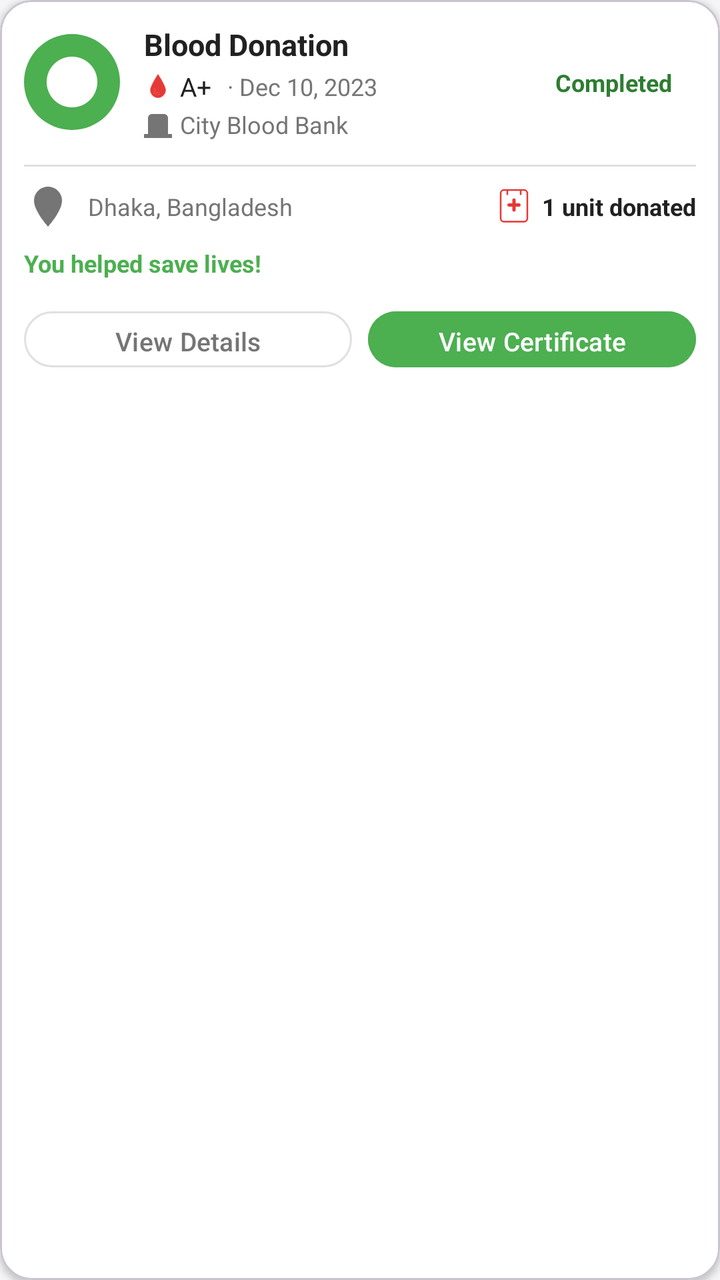
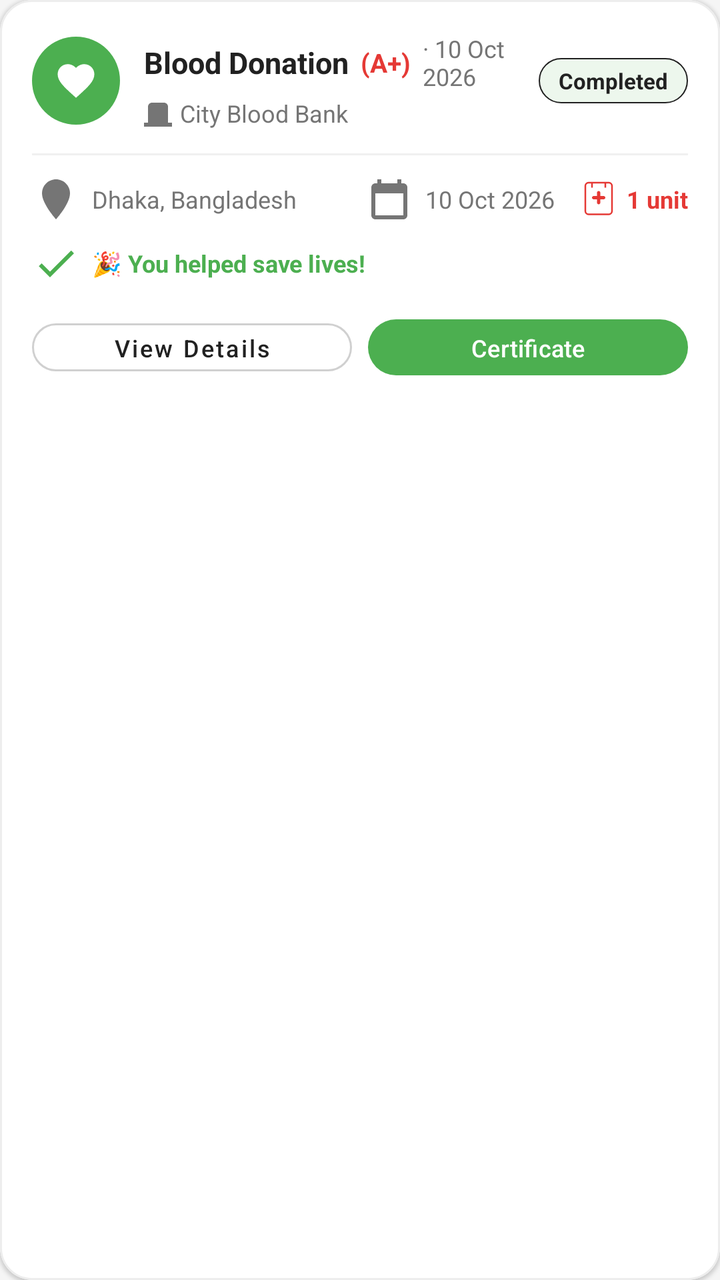

An Android layout rendered at two revisions. The XML below is the earlier revision; the diff shows what the commit changed to produce the second picture.
<!-- AndroidManifest.xml: application theme Theme.DonateBlood -->
<!-- res/layout/item_history_donation.xml -->
<?xml version="1.0" encoding="utf-8"?>
<com.google.android.material.card.MaterialCardView
    xmlns:android="http://schemas.android.com/apk/res/android"
    xmlns:app="http://schemas.android.com/apk/res-auto"
    android:layout_width="match_parent"
    android:layout_height="wrap_content"
    android:layout_margin="8dp"
    app:cardCornerRadius="16dp"
    app:cardElevation="2dp"
    app:cardBackgroundColor="@color/surface_white">

    <LinearLayout
        android:layout_width="match_parent"
        android:layout_height="wrap_content"
        android:orientation="vertical"
        android:padding="12dp"
        android:baselineAligned="false">

        
        <LinearLayout
            android:layout_width="match_parent"
            android:layout_height="wrap_content"
            android:orientation="horizontal"
            android:gravity="center_vertical">

            
            <ImageView
                android:layout_width="48dp"
                android:layout_height="48dp"
                android:src="@drawable/ic_blood_request_icon"
                android:background="@drawable/bg_circle_donation"
                android:padding="10dp"
                app:tint="@android:color/white"
                android:contentDescription="@string/donation_icon" />

            
            <LinearLayout
                android:layout_width="0dp"
                android:layout_height="wrap_content"
                android:layout_weight="1"
                android:orientation="vertical"
                android:paddingStart="12dp"
                android:paddingEnd="12dp">

                
                <TextView
                    android:id="@+id/tvTitle"
                    android:layout_width="wrap_content"
                    android:layout_height="wrap_content"
                    android:text="@string/title_donation_history"
                    android:textSize="15sp"
                    android:textStyle="bold"
                    android:textColor="@color/text_primary" />

                
                <LinearLayout
                    android:layout_width="wrap_content"
                    android:layout_height="wrap_content"
                    android:orientation="horizontal"
                    android:gravity="center_vertical"
                    android:layout_marginTop="2dp">

                    <ImageView
                        android:layout_width="14dp"
                        android:layout_height="14dp"
                        android:src="@drawable/ic_blood_drop_small"
                        android:contentDescription="@string/blood_type_icon"
                        app:tint="@color/primary_red"
                        android:layout_marginEnd="4dp" />

                    <TextView
                        android:id="@+id/tvBloodType"
                        android:layout_width="wrap_content"
                        android:layout_height="wrap_content"
                        android:text="A+"
                        android:textSize="13sp"
                        android:textColor="@color/text_primary" />

                    <TextView
                        android:id="@+id/tvDateSmall"
                        android:layout_width="wrap_content"
                        android:layout_height="wrap_content"
                        android:layout_marginStart="8dp"
                        android:text="· Dec 10, 2023"
                        android:textSize="12sp"
                        android:textColor="@color/text_secondary" />
                </LinearLayout>

                
                <TextView
                    android:id="@+id/tvHospital"
                    android:layout_width="wrap_content"
                    android:layout_height="wrap_content"
                    android:layout_marginTop="2dp"
                    app:drawableStartCompat="@drawable/ic_hospital_small"
                    android:drawablePadding="4dp"
                    app:drawableTint="@color/text_secondary"
                    android:gravity="center_vertical"
                    android:text="City Blood Bank"
                    android:textSize="12sp"
                    android:textColor="@color/text_secondary" />
            </LinearLayout>

            
            <TextView
                android:id="@+id/tvStatus"
                android:layout_width="wrap_content"
                android:layout_height="wrap_content"
                android:paddingHorizontal="12dp"
                android:paddingVertical="6dp"
                android:text="@string/status_completed"
                android:textSize="12sp"
                android:textStyle="bold"
                android:textColor="@color/success_text"
                app:cornerRadius="12dp"
                app:backgroundTint="@color/status_completed_background" />
        </LinearLayout>

        
        <View
            android:layout_width="match_parent"
            android:layout_height="1dp"
            android:layout_marginTop="12dp"
            android:layout_marginBottom="8dp"
            android:background="@color/border_color" />

        
        <LinearLayout
            android:layout_width="match_parent"
            android:layout_height="wrap_content"
            android:orientation="horizontal"
            android:gravity="center_vertical">

            
            <TextView
                android:id="@+id/tvLocation"
                android:layout_width="0dp"
                android:layout_height="wrap_content"
                android:layout_weight="1"
                app:drawableStartCompat="@drawable/ic_location"
                android:drawablePadding="8dp"
                app:drawableTint="@color/text_secondary"
                android:gravity="center_vertical"
                android:text="Dhaka, Bangladesh"
                android:textSize="12sp"
                android:textColor="@color/text_secondary" />

            
            <TextView
                android:id="@+id/tvUnits"
                android:layout_width="wrap_content"
                android:layout_height="wrap_content"
                app:drawableStartCompat="@drawable/ic_blood_bag"
                android:drawablePadding="4dp"
                app:drawableTint="@color/primary_red"
                android:gravity="center_vertical"
                android:text="1 unit donated"
                android:textSize="12sp"
                android:textStyle="bold"
                android:textColor="@color/text_primary" />
        </LinearLayout>

        
        <TextView
            android:id="@+id/tvImpact"
            android:layout_width="wrap_content"
            android:layout_height="wrap_content"
            android:layout_marginTop="8dp"
            android:drawablePadding="6dp"
            app:drawableTint="@color/success_color"
            android:gravity="center_vertical"
            android:text="You helped save lives!"
            android:textSize="12sp"
            android:textStyle="bold"
            android:textColor="@color/success_color" />

        
        <LinearLayout
            android:layout_width="match_parent"
            android:layout_height="wrap_content"
            android:layout_marginTop="12dp"
            android:orientation="horizontal"
            android:baselineAligned="false">

            <com.google.android.material.button.MaterialButton
                android:id="@+id/btnViewDetails"
                android:layout_width="0dp"
                android:layout_height="36dp"
                android:layout_weight="1"
                android:text="@string/button_view_details"
                android:textSize="13sp"
                android:textColor="@color/text_secondary"
                app:cornerRadius="18dp"
                app:strokeColor="@color/border_color"
                app:strokeWidth="1dp"
                android:backgroundTint="@android:color/transparent"
                android:textAllCaps="false" />

            <com.google.android.material.button.MaterialButton
                android:id="@+id/btnViewCertificate"
                android:layout_width="0dp"
                android:layout_height="36dp"
                android:layout_weight="1"
                android:layout_marginStart="8dp"
                android:text="@string/button_view_certificate"
                android:textSize="13sp"
                android:textColor="@android:color/white"
                android:backgroundTint="@color/success_color"
                app:cornerRadius="18dp"
                android:textAllCaps="false" />
        </LinearLayout>

    </LinearLayout>
</com.google.android.material.card.MaterialCardView>
<!-- resources referenced by this layout -->
<resources>
  <color name="border_color">#E0E0E0</color>
  <color name="primary_red">#E53935</color>
  <color name="status_completed_background">#E8F5E9</color>
  <color name="success_color">#4CAF50</color>
  <color name="success_text">#2E7D32</color>
  <color name="surface_white">#FFFFFF</color>
  <color name="text_primary">#212121</color>
  <color name="text_secondary">#757575</color>
  <!-- drawable ic_blood_drop_small (drawable) -->
  <vector xmlns:android="http://schemas.android.com/apk/res/android" xmlns:aapt="http://schemas.android.com/aapt" android:viewportWidth="200" android:viewportHeight="200" android:width="200dp" android:height="200dp">
      <path android:pathData="M72.5 121Q80.1 119.9 82 124.5L84 134.5L90.5 143L97.5 146L102.5 146L107 149.5L108 157.5L103.5 162L99.5 163L86.5 160L74 150.5L67 136.5L67 126.5L70.5 122L72.5 121Z" android:fillColor="#FCBFAC" android:fillAlpha="0.9882353" android:strokeColor="#FCBFAC" android:strokeAlpha="0.9882353" android:strokeWidth="1"/>
      <path android:pathData="M99 16Q101.7 14.9 101 17.5Q124.4 51.6 143 90.5L153 116.5L155 131.5L154 131.5L153 120.5L144 95.5Q125 54.5 100.5 19L98 20.5Q74.6 55.6 56 95.5L49 113.5L45.5 132L45 126.5L47 116.5L57 90.5L73 59.5L99 16Z" android:fillColor="#DC2B00" android:fillAlpha="0.9764706" android:strokeColor="#DC2B00" android:strokeAlpha="0.9764706" android:strokeWidth="1"/>
      <path android:pathData="M46.5 133Q49.7 159.8 67.5 172L84.5 181L94.5 183L105.5 183Q130.9 178.9 143 161.5Q152 151 153.5 133L154 139.5Q149.3 160.8 134.5 172Q126.7 178.7 115.5 182L105.5 184L94.5 184L84.5 182L72.5 177L57 163.5L50 152.5L47 144.5L46.5 133Z" android:fillColor="#DC2B00" android:fillAlpha="0.9764706" android:strokeColor="#DC2B00" android:strokeAlpha="0.9764706" android:strokeWidth="1"/>
      <path android:pathData="M99.5 19L102 20.5Q125.4 55.6 144 95.5L153 120.5L154 132.5L152 143.5L147 155.5L132.5 172L115.5 181L105.5 183L94.5 183Q69.1 178.9 57 161.5Q46.3 149.2 46 126.5L49 113.5L56 95.5Q75 54.5 99.5 19ZM73 121L71 122L67 127L67 137L74 151L87 160L100 163L104 162L108 158L107 150L103 146L98 146L91 143L84 135L82 125Q80 120 73 121Z" android:fillColor="#DD2C00" android:strokeColor="#DD2C00" android:strokeWidth="1"/>
  </vector>
  <!-- drawable ic_blood_request_icon (drawable) -->
  <?xml version="1.0" encoding="utf-8"?>
      <vector xmlns:android="http://schemas.android.com/apk/res/android" xmlns:aapt="http://schemas.android.com/aapt" android:viewportWidth="128" android:viewportHeight="128" android:width="100dp" android:height="100dp">
          <group android:rotation="-45.001" android:pivotX="64" android:pivotY="64.001">
              <path android:pathData="M64 9A55 55 0 1 0 64 119A55 55 0 1 0 64 9Z" android:fillColor="#FFFFFF"/>
          </group>
          <group android:rotation="-45.001" android:pivotX="64" android:pivotY="64.001">
              <path android:pathData="M64 29A35 35 0 1 0 64 99A35 35 0 1 0 64 29Z" android:fillColor="#FF5576"/>
          </group>
          <path android:pathData="M64 122c-14.9 0 -29.7 -5.7 -41 -17C0.4 82.4 0.4 45.6 23 23c22.6 -22.6 59.4 -22.6 82 0c0 0 0 0 0 0c22.6 22.6 22.6 59.4 0 82C93.7 116.3 78.9 122 64 122zM64 12c-13.3 0 -26.6 5.1 -36.8 15.2C7 47.5 7 80.5 27.2 100.8c20.3 20.3 53.3 20.3 73.5 0c20.3 -20.3 20.3 -53.3 0 -73.5C90.6 17.1 77.3 12 64 12z" android:fillColor="#444B54"/>
          <path android:pathData="M83 61H67V45c0 -1.7 -1.3 -3 -3 -3s-3 1.3 -3 3v16H45c-1.7 0 -3 1.3 -3 3s1.3 3 3 3h16v16c0 1.7 1.3 3 3 3s3 -1.3 3 -3V67h16c1.7 0 3 -1.3 3 -3S84.7 61 83 61z" android:fillColor="#FFFFFF"/>
      </vector>
  <string name="blood_type_icon">Blood type icon</string>
  <string name="button_view_certificate">View Certificate</string>
  <string name="button_view_details">View Details</string>
  <string name="status_completed">Completed</string>
  <string name="title_donation_history">Blood Donation</string>
  <color name="donation_green">#4CAF50</color>
  <color name="white">#FFFFFF</color>
  <color name="background_light">#F5F5F5</color>
  <color name="text_hint">#9E9E9E</color>
  <!-- unchanged entries left out for length: 10 -->
</resources>

<!-- the commit's change to res/layout/item_history_donation.xml (unified diff, before → after) -->
@@ -2,19 +2,22 @@
 <com.google.android.material.card.MaterialCardView
     xmlns:android="http://schemas.android.com/apk/res/android"
     xmlns:app="http://schemas.android.com/apk/res-auto"
+    xmlns:tools="http://schemas.android.com/tools"
     android:layout_width="match_parent"
     android:layout_height="wrap_content"
-    android:layout_margin="8dp"
+    android:layout_marginHorizontal="16dp"
+    android:layout_marginVertical="6dp"
     app:cardCornerRadius="16dp"
-    app:cardElevation="2dp"
+    app:cardElevation="1dp"
+    app:strokeWidth="1dp"
+    app:strokeColor="#EDEDED"
     app:cardBackgroundColor="@color/surface_white">
 
     <LinearLayout
         android:layout_width="match_parent"
         android:layout_height="wrap_content"
         android:orientation="vertical"
-        android:padding="12dp"
-        android:baselineAligned="false">
+        android:padding="16dp">
 
         
         <LinearLayout
@@ -24,14 +27,19 @@
             android:gravity="center_vertical">
 
             
-            <ImageView
-                android:layout_width="48dp"
-                android:layout_height="48dp"
-                android:src="@drawable/ic_blood_request_icon"
-                android:background="@drawable/bg_circle_donation"
-                android:padding="10dp"
-                app:tint="@android:color/white"
-                android:contentDescription="@string/donation_icon" />
+            <FrameLayout
+                android:layout_width="44dp"
+                android:layout_height="44dp"
+                android:background="@drawable/bg_circle_donation">
+
+                <ImageView
+                    android:layout_width="22dp"
+                    android:layout_height="22dp"
+                    android:layout_gravity="center"
+                    android:src="@drawable/ic_blood_drop"
+                    app:tint="@color/white"
+                    android:contentDescription="@string/donation_icon" />
+            </FrameLayout>
 
             
             <LinearLayout
@@ -40,48 +48,40 @@
                 android:layout_weight="1"
                 android:orientation="vertical"
                 android:paddingStart="12dp"
-                android:paddingEnd="12dp">
-
-                
-                <TextView
-                    android:id="@+id/tvTitle"
-                    android:layout_width="wrap_content"
-                    android:layout_height="wrap_content"
-                    android:text="@string/title_donation_history"
-                    android:textSize="15sp"
-                    android:textStyle="bold"
-                    android:textColor="@color/text_primary" />
+                android:paddingEnd="8dp">
 
                 
                 <LinearLayout
                     android:layout_width="wrap_content"
                     android:layout_height="wrap_content"
                     android:orientation="horizontal"
-                    android:gravity="center_vertical"
-                    android:layout_marginTop="2dp">
-
-                    <ImageView
-                        android:layout_width="14dp"
-                        android:layout_height="14dp"
-                        android:src="@drawable/ic_blood_drop_small"
-                        android:contentDescription="@string/blood_type_icon"
-                        app:tint="@color/primary_red"
-                        android:layout_marginEnd="4dp" />
+                    android:gravity="center_vertical">
+
+                    <TextView
+                        android:id="@+id/tvTitle"
+                        android:layout_width="wrap_content"
+                        android:layout_height="wrap_content"
+                        android:text="Blood Donation"
+                        android:textSize="15sp"
+                        android:textStyle="bold"
+                        android:textColor="@color/text_primary" />
 
                     <TextView
                         android:id="@+id/tvBloodType"
                         android:layout_width="wrap_content"
                         android:layout_height="wrap_content"
-                        android:text="A+"
+                        android:layout_marginStart="6dp"
+                        android:text="(A+)"
                         android:textSize="13sp"
-                        android:textColor="@color/text_primary" />
+                        android:textStyle="bold"
+                        android:textColor="@color/primary_red" />
 
                     <TextView
                         android:id="@+id/tvDateSmall"
                         android:layout_width="wrap_content"
                         android:layout_height="wrap_content"
-                        android:layout_marginStart="8dp"
-                        android:text="· Dec 10, 2023"
+                        android:layout_marginStart="6dp"
+                        android:text="· 10 Oct 2026"
                         android:textSize="12sp"
                         android:textColor="@color/text_secondary" />
                 </LinearLayout>
@@ -95,7 +95,6 @@
                     app:drawableStartCompat="@drawable/ic_hospital_small"
                     android:drawablePadding="4dp"
                     app:drawableTint="@color/text_secondary"
-                    android:gravity="center_vertical"
                     android:text="City Blood Bank"
                     android:textSize="12sp"
                     android:textColor="@color/text_secondary" />
@@ -106,14 +105,13 @@
                 android:id="@+id/tvStatus"
                 android:layout_width="wrap_content"
                 android:layout_height="wrap_content"
-                android:paddingHorizontal="12dp"
-                android:paddingVertical="6dp"
-                android:text="@string/status_completed"
-                android:textSize="12sp"
+                android:paddingHorizontal="10dp"
+                android:paddingVertical="4dp"
+                android:text="Completed"
+                android:textSize="11sp"
                 android:textStyle="bold"
-                android:textColor="@color/success_text"
-                app:cornerRadius="12dp"
-                app:backgroundTint="@color/status_completed_background" />
+                android:textColor="@color/text_primary"
+                android:background="@drawable/bg_status_completed" />
         </LinearLayout>
 
         
@@ -121,8 +119,8 @@
             android:layout_width="match_parent"
             android:layout_height="1dp"
             android:layout_marginTop="12dp"
-            android:layout_marginBottom="8dp"
-            android:background="@color/border_color" />
+            android:layout_marginBottom="10dp"
+            android:background="#F0F0F0" />
 
         
         <LinearLayout
@@ -138,11 +136,27 @@
                 android:layout_height="wrap_content"
                 android:layout_weight="1"
                 app:drawableStartCompat="@drawable/ic_location"
-                android:drawablePadding="8dp"
+                android:drawablePadding="6dp"
                 app:drawableTint="@color/text_secondary"
+                android:text="Dhaka, Bangladesh"
+                android:textSize="12sp"
+                android:singleLine="true"
+                android:ellipsize="end"
                 android:gravity="center_vertical"
-                android:text="Dhaka, Bangladesh"
-                android:textSize="12sp"
+                android:textColor="@color/text_secondary" />
+
+            
+            <TextView
+                android:id="@+id/tvDate"
+                android:layout_width="wrap_content"
+                android:layout_height="wrap_content"
+                android:layout_marginStart="8dp"
+                app:drawableStartCompat="@drawable/ic_calendar"
+                android:drawablePadding="6dp"
+                app:drawableTint="@color/text_secondary"
+                android:text="10 Oct 2026"
+                android:textSize="12sp"
+                android:gravity="center_vertical"
                 android:textColor="@color/text_secondary" />
 
             
@@ -150,14 +164,15 @@
                 android:id="@+id/tvUnits"
                 android:layout_width="wrap_content"
                 android:layout_height="wrap_content"
+                android:layout_marginStart="12dp"
                 app:drawableStartCompat="@drawable/ic_blood_bag"
                 android:drawablePadding="4dp"
                 app:drawableTint="@color/primary_red"
+                android:text="1 unit"
+                android:textSize="12sp"
+                android:textStyle="bold"
                 android:gravity="center_vertical"
-                android:text="1 unit donated"
-                android:textSize="12sp"
-                android:textStyle="bold"
-                android:textColor="@color/text_primary" />
+                android:textColor="@color/primary_red" />
         </LinearLayout>
 
         
@@ -167,9 +182,10 @@
             android:layout_height="wrap_content"
             android:layout_marginTop="8dp"
             android:drawablePadding="6dp"
+            app:drawableStartCompat="@drawable/ic_check"
             app:drawableTint="@color/success_color"
             android:gravity="center_vertical"
-            android:text="You helped save lives!"
+            android:text="🎉 You helped save lives!"
             android:textSize="12sp"
             android:textStyle="bold"
             android:textColor="@color/success_color" />
@@ -184,16 +200,16 @@
 
             <com.google.android.material.button.MaterialButton
                 android:id="@+id/btnViewDetails"
+                style="@style/Widget.MaterialComponents.Button.OutlinedButton"
                 android:layout_width="0dp"
                 android:layout_height="36dp"
                 android:layout_weight="1"
-                android:text="@string/button_view_details"
-                android:textSize="13sp"
-                android:textColor="@color/text_secondary"
+                android:text="View Details"
+                android:textSize="12sp"
+                android:textColor="@color/text_primary"
                 app:cornerRadius="18dp"
-                app:strokeColor="@color/border_color"
+                app:strokeColor="#D0D0D0"
                 app:strokeWidth="1dp"
-                android:backgroundTint="@android:color/transparent"
                 android:textAllCaps="false" />
 
             <com.google.android.material.button.MaterialButton
@@ -202,10 +218,10 @@
                 android:layout_height="36dp"
                 android:layout_weight="1"
                 android:layout_marginStart="8dp"
-                android:text="@string/button_view_certificate"
-                android:textSize="13sp"
-                android:textColor="@android:color/white"
-                android:backgroundTint="@color/success_color"
+                android:text="Certificate"
+                android:textSize="12sp"
+                android:textColor="@color/white"
+                app:backgroundTint="@color/donation_green"
                 app:cornerRadius="18dp"
                 android:textAllCaps="false" />
         </LinearLayout>
<!-- resource entries referenced after the edit -->
@@ -1,39 +1,47 @@
 <!-- resources referenced by this layout -->
 <resources>
-  <color name="border_color">#E0E0E0</color>
   <color name="primary_red">#E53935</color>
-  <color name="status_completed_background">#E8F5E9</color>
   <color name="success_color">#4CAF50</color>
-  <color name="success_text">#2E7D32</color>
   <color name="surface_white">#FFFFFF</color>
   <color name="text_primary">#212121</color>
   <color name="text_secondary">#757575</color>
-  <!-- drawable ic_blood_drop_small (drawable) -->
-  <vector xmlns:android="http://schemas.android.com/apk/res/android" xmlns:aapt="http://schemas.android.com/aapt" android:viewportWidth="200" android:viewportHeight="200" android:width="200dp" android:height="200dp">
-      <path android:pathData="M72.5 121Q80.1 119.9 82 124.5L84 134.5L90.5 143L97.5 146L102.5 146L107 149.5L108 157.5L103.5 162L99.5 163L86.5 160L74 150.5L67 136.5L67 126.5L70.5 122L72.5 121Z" android:fillColor="#FCBFAC" android:fillAlpha="0.9882353" android:strokeColor="#FCBFAC" android:strokeAlpha="0.9882353" android:strokeWidth="1"/>
-      <path android:pathData="M99 16Q101.7 14.9 101 17.5Q124.4 51.6 143 90.5L153 116.5L155 131.5L154 131.5L153 120.5L144 95.5Q125 54.5 100.5 19L98 20.5Q74.6 55.6 56 95.5L49 113.5L45.5 132L45 126.5L47 116.5L57 90.5L73 59.5L99 16Z" android:fillColor="#DC2B00" android:fillAlpha="0.9764706" android:strokeColor="#DC2B00" android:strokeAlpha="0.9764706" android:strokeWidth="1"/>
-      <path android:pathData="M46.5 133Q49.7 159.8 67.5 172L84.5 181L94.5 183L105.5 183Q130.9 178.9 143 161.5Q152 151 153.5 133L154 139.5Q149.3 160.8 134.5 172Q126.7 178.7 115.5 182L105.5 184L94.5 184L84.5 182L72.5 177L57 163.5L50 152.5L47 144.5L46.5 133Z" android:fillColor="#DC2B00" android:fillAlpha="0.9764706" android:strokeColor="#DC2B00" android:strokeAlpha="0.9764706" android:strokeWidth="1"/>
-      <path android:pathData="M99.5 19L102 20.5Q125.4 55.6 144 95.5L153 120.5L154 132.5L152 143.5L147 155.5L132.5 172L115.5 181L105.5 183L94.5 183Q69.1 178.9 57 161.5Q46.3 149.2 46 126.5L49 113.5L56 95.5Q75 54.5 99.5 19ZM73 121L71 122L67 127L67 137L74 151L87 160L100 163L104 162L108 158L107 150L103 146L98 146L91 143L84 135L82 125Q80 120 73 121Z" android:fillColor="#DD2C00" android:strokeColor="#DD2C00" android:strokeWidth="1"/>
-  </vector>
-  <!-- drawable ic_blood_request_icon (drawable) -->
-  <?xml version="1.0" encoding="utf-8"?>
-      <vector xmlns:android="http://schemas.android.com/apk/res/android" xmlns:aapt="http://schemas.android.com/aapt" android:viewportWidth="128" android:viewportHeight="128" android:width="100dp" android:height="100dp">
-          <group android:rotation="-45.001" android:pivotX="64" android:pivotY="64.001">
-              <path android:pathData="M64 9A55 55 0 1 0 64 119A55 55 0 1 0 64 9Z" android:fillColor="#FFFFFF"/>
-          </group>
-          <group android:rotation="-45.001" android:pivotX="64" android:pivotY="64.001">
-              <path android:pathData="M64 29A35 35 0 1 0 64 99A35 35 0 1 0 64 29Z" android:fillColor="#FF5576"/>
-          </group>
-          <path android:pathData="M64 122c-14.9 0 -29.7 -5.7 -41 -17C0.4 82.4 0.4 45.6 23 23c22.6 -22.6 59.4 -22.6 82 0c0 0 0 0 0 0c22.6 22.6 22.6 59.4 0 82C93.7 116.3 78.9 122 64 122zM64 12c-13.3 0 -26.6 5.1 -36.8 15.2C7 47.5 7 80.5 27.2 100.8c20.3 20.3 53.3 20.3 73.5 0c20.3 -20.3 20.3 -53.3 0 -73.5C90.6 17.1 77.3 12 64 12z" android:fillColor="#444B54"/>
-          <path android:pathData="M83 61H67V45c0 -1.7 -1.3 -3 -3 -3s-3 1.3 -3 3v16H45c-1.7 0 -3 1.3 -3 3s1.3 3 3 3h16v16c0 1.7 1.3 3 3 3s3 -1.3 3 -3V67h16c1.7 0 3 -1.3 3 -3S84.7 61 83 61z" android:fillColor="#FFFFFF"/>
-      </vector>
-  <string name="blood_type_icon">Blood type icon</string>
-  <string name="button_view_certificate">View Certificate</string>
-  <string name="button_view_details">View Details</string>
-  <string name="status_completed">Completed</string>
-  <string name="title_donation_history">Blood Donation</string>
   <color name="donation_green">#4CAF50</color>
   <color name="white">#FFFFFF</color>
+  <!-- drawable bg_status_completed (drawable) -->
+  <?xml version="1.0" encoding="utf-8"?>
+  <shape xmlns:android="http://schemas.android.com/apk/res/android"
+      android:shape="rectangle">
+      <corners android:radius="12dp" />
+      <solid android:color="@color/border_light_green" />
+      <stroke
+          android:width="0.5dp"
+          android:color="@color/text_primary" />
+  </shape>
+  <!-- drawable ic_blood_drop (drawable) -->
+  <vector xmlns:android="http://schemas.android.com/apk/res/android" android:width="24dp" android:height="24dp" android:viewportWidth="24" android:viewportHeight="24" android:tint="#666">
+      <path android:fillColor="@android:color/white" android:pathData="M12,21.35L10.55,20.03C5.4,15.36 2,12.28 2,8.5C2,5.42 4.42,3 7.5,3C9.24,3 10.91,3.81 12,5.09C13.09,3.81 14.76,3 16.5,3C19.58,3 22,5.42 22,8.5C22,12.28 18.6,15.36 13.45,20.04L12,21.35Z"/>
+  </vector>
+  <!-- drawable ic_calendar (drawable) -->
+  <vector xmlns:android="http://schemas.android.com/apk/res/android"
+      android:width="24dp"
+      android:height="24dp"
+      android:viewportWidth="24"
+      android:viewportHeight="24">
+      <path
+          android:fillColor="#9E9E9E"
+          android:pathData="M19,4h-1V2h-2v2H8V2H6v2H5C3.9,4 3.01,4.9 3.01,6L3,20c0,1.1 0.9,2 2,2h14c1.1,0 2,-0.9 2,-2V6c0,-1.1 -0.9,-2 -2,-2zM19,20H5V9h14v11z"/>
+  </vector>
+  <!-- drawable ic_check (drawable) -->
+  <vector xmlns:android="http://schemas.android.com/apk/res/android"
+      android:width="24dp"
+      android:height="24dp"
+      android:viewportWidth="24"
+      android:viewportHeight="24">
+      <path
+          android:fillColor="#FF000000"
+          android:pathData="M9,16.17L4.83,12l-1.42,1.41L9,19 21,7l-1.41,-1.41z" />
+  </vector>
+  <color name="border_light_green">#1A4CAF50</color>
   <color name="background_light">#F5F5F5</color>
   <color name="text_hint">#9E9E9E</color>
   <!-- unchanged entries left out for length: 10 -->
